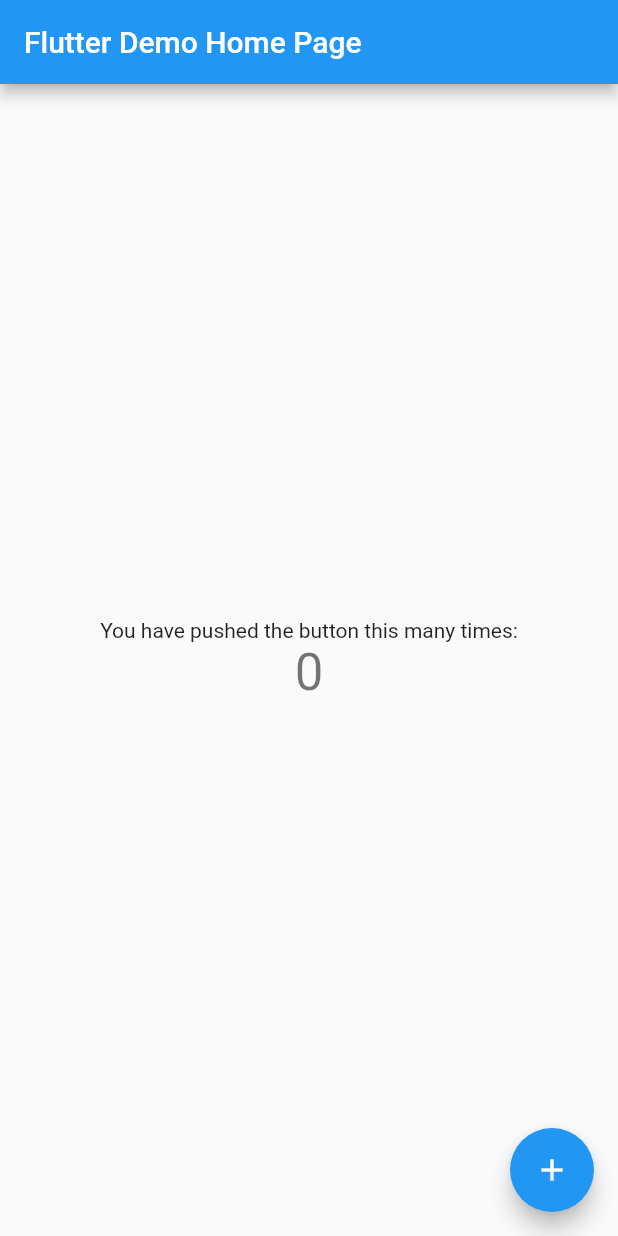
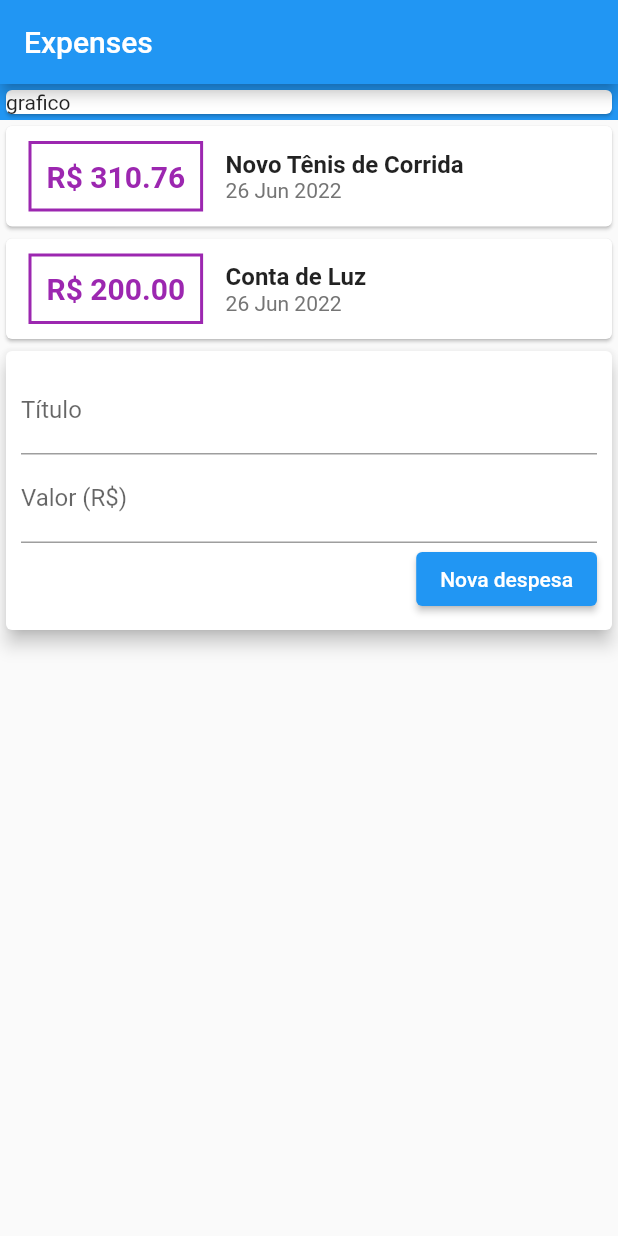
Before and after one commit to bycampilongo/expenses, a Flutter app: the screen it shows after launch, on a phone screen of 412 x 824 dp. Run offline on Flutter 3.47's test engine with Material 2 defaults, Android fonts, the phone set to English and light mode, and no system bars.

Commit message:
Transaction User

```diff
--- /dev/null
+++ b/lib/components/transaction_form.dart
@@ -0,0 +1,36 @@
+import 'package:flutter/material.dart';
+
+class TransactionForm extends StatelessWidget {
+  final titleController = TextEditingController();
+  final valueController = TextEditingController();
+
+  @override
+  Widget build(BuildContext context) {
+    return Card(
+      elevation: 5,
+      child: Padding(
+        padding: const EdgeInsets.all(10),
+        child: Column(children: [
+          TextField(
+            decoration: InputDecoration(labelText: 'Título'),
+            controller: titleController,
+          ),
+          TextField(
+            decoration: InputDecoration(labelText: 'Valor (R\$)'),
+            controller: valueController,
+          ),
+          Row(
+            mainAxisAlignment: MainAxisAlignment.end,
+            children: [
+              ElevatedButton(
+                  onPressed: () {
+                    debugPrint('title: ${titleController.text}');
+                  },
+                  child: Text('Nova despesa')),
+            ],
+          )
+        ]),
+      ),
+    );
+  }
+}
--- /dev/null
+++ b/lib/components/transaction_list.dart
@@ -0,0 +1,62 @@
+import 'package:flutter/material.dart';
+import '../models/transaction.dart';
+import 'package:intl/intl.dart';
+
+class TransactionList extends StatelessWidget {
+  final List transactions;
+
+  TransactionList({required this.transactions});
+
+  @override
+  Widget build(BuildContext context) {
+    return Column(
+      children: transactions.map((tr) {
+        return Card(
+          child: Row(
+            children: [
+              Container(
+                margin: const EdgeInsets.symmetric(
+                  horizontal: 15,
+                  vertical: 10,
+                ),
+                decoration: BoxDecoration(
+                  border: Border.all(
+                    color: Colors.purple,
+                    width: 2,
+                  ),
+                ),
+                padding: EdgeInsets.all(10),
+                child: Text(
+                  "R\$ ${tr.value.toStringAsFixed(2)}",
+                  style: const TextStyle(
+                      fontWeight: FontWeight.bold,
+                      fontSize: 20,
+                      color: Colors.purple),
+                ),
+              ),
+              Column(
+                crossAxisAlignment: CrossAxisAlignment.start,
+                children: [
+                  Text(
+                    tr.title,
+                    style: const TextStyle(
+                      fontWeight: FontWeight.bold,
+                      fontSize: 16,
+                    ),
+                  ),
+                  Text(
+                    DateFormat('d MMM y').format(tr.date),
+                    style: TextStyle(
+                      color: Colors.grey[600],
+                      fontSize: 14,
+                    ),
+                  ),
+                ],
+              ),
+            ],
+          ),
+        );
+      }).toList(),
+    );
+  }
+}
--- /dev/null
+++ b/lib/components/transaction_user.dart
@@ -0,0 +1,51 @@
+import 'dart:math';
+
+import 'package:flutter/material.dart';
+import 'transaction_form.dart';
+import 'transaction_list.dart';
+import '../models/transaction.dart';
+
+class TransactionUser extends StatefulWidget {
+  @override
+  State<TransactionUser> createState() => _TransactionUserState();
+}
+
+class _TransactionUserState extends State<TransactionUser> {
+  final _transactions = [
+    Transaction(
+      id: 't1',
+      title: 'Novo Tênis de Corrida',
+      value: 310.76,
+      date: DateTime.now(),
+    ),
+    Transaction(
+      id: 't2',
+      title: 'Conta de Luz',
+      value: 200.00,
+      date: DateTime.now(),
+    ),
+  ];
+
+  _adTransaction(String title, double value) {
+    final newTransaction = Transaction(
+      id: Random().nextDouble().toString(),
+      title: title,
+      value: value,
+      date: DateTime.now(),
+    );
+
+    setState(() {
+      _transactions.add(newTransaction);
+    });
+  }
+
+  @override
+  Widget build(BuildContext context) {
+    return Column(
+      children: [
+        TransactionList(transactions: _transactions),
+        TransactionForm(),
+      ],
+    );
+  }
+}
--- a/lib/main.dart
+++ b/lib/main.dart
@@ -1,115 +1,36 @@
+import 'package:expenses/components/transaction_user.dart';
 import 'package:flutter/material.dart';
 
-void main() {
-  runApp(const MyApp());
-}
+void main() => runApp(ExpensesApp());
 
-class MyApp extends StatelessWidget {
-  const MyApp({Key? key}) : super(key: key);
-
-  // This widget is the root of your application.
+class ExpensesApp extends StatelessWidget {
   @override
   Widget build(BuildContext context) {
     return MaterialApp(
-      title: 'Flutter Demo',
-      theme: ThemeData(
-        // This is the theme of your application.
-        //
-        // Try running your application with "flutter run". You'll see the
-        // application has a blue toolbar. Then, without quitting the app, try
-        // changing the primarySwatch below to Colors.green and then invoke
-        // "hot reload" (press "r" in the console where you ran "flutter run",
-        // or simply save your changes to "hot reload" in a Flutter IDE).
-        // Notice that the counter didn't reset back to zero; the application
-        // is not restarted.
-        primarySwatch: Colors.blue,
-      ),
-      home: const MyHomePage(title: 'Flutter Demo Home Page'),
+      home: MyHomePage(),
     );
   }
 }
 
-class MyHomePage extends StatefulWidget {
-  const MyHomePage({Key? key, required this.title}) : super(key: key);
-
-  // This widget is the home page of your application. It is stateful, meaning
-  // that it has a State object (defined below) that contains fields that affect
-  // how it looks.
-
-  // This class is the configuration for the state. It holds the values (in this
-  // case the title) provided by the parent (in this case the App widget) and
-  // used by the build method of the State. Fields in a Widget subclass are
-  // always marked "final".
-
-  final String title;
-
-  @override
-  State<MyHomePage> createState() => _MyHomePageState();
-}
-
-class _MyHomePageState extends State<MyHomePage> {
-  int _counter = 0;
-
-  void _incrementCounter() {
-    setState(() {
-      // This call to setState tells the Flutter framework that something has
-      // changed in this State, which causes it to rerun the build method below
-      // so that the display can reflect the updated values. If we changed
-      // _counter without calling setState(), then the build method would not be
-      // called again, and so nothing would appear to happen.
-      _counter++;
-    });
-  }
-
+class MyHomePage extends StatelessWidget {
   @override
   Widget build(BuildContext context) {
-    // This method is rerun every time setState is called, for instance as done
-    // by the _incrementCounter method above.
-    //
-    // The Flutter framework has been optimized to make rerunning build methods
-    // fast, so that you can just rebuild anything that needs updating rather
-    // than having to individually change instances of widgets.
     return Scaffold(
       appBar: AppBar(
-        // Here we take the value from the MyHomePage object that was created by
-        // the App.build method, and use it to set our appbar title.
-        title: Text(widget.title),
+        title: const Text('Expenses'),
       ),
-      body: Center(
-        // Center is a layout widget. It takes a single child and positions it
-        // in the middle of the parent.
-        child: Column(
-          // Column is also a layout widget. It takes a list of children and
-          // arranges them vertically. By default, it sizes itself to fit its
-          // children horizontally, and tries to be as tall as its parent.
-          //
-          // Invoke "debug painting" (press "p" in the console, choose the
-          // "Toggle Debug Paint" action from the Flutter Inspector in Android
-          // Studio, or the "Toggle Debug Paint" command in Visual Studio Code)
-          // to see the wireframe for each widget.
-          //
-          // Column has various properties to control how it sizes itself and
-          // how it positions its children. Here we use mainAxisAlignment to
-          // center the children vertically; the main axis here is the vertical
-          // axis because Columns are vertical (the cross axis would be
-          // horizontal).
-          mainAxisAlignment: MainAxisAlignment.center,
-          children: <Widget>[
-            const Text(
-              'You have pushed the button this many times:',
+      body: Column(
+        crossAxisAlignment: CrossAxisAlignment.stretch,
+        children: [
+          Container(
+            color: Colors.blue,
+            child: Card(
+              child: Text('grafico'),
             ),
-            Text(
-              '$_counter',
-              style: Theme.of(context).textTheme.headline4,
-            ),
-          ],
-        ),
+          ),
+          TransactionUser(),
+        ],
       ),
-      floatingActionButton: FloatingActionButton(
-        onPressed: _incrementCounter,
-        tooltip: 'Increment',
-        child: const Icon(Icons.add),
-      ), // This trailing comma makes auto-formatting nicer for build methods.
     );
   }
 }
--- /dev/null
+++ b/lib/models/transaction.dart
@@ -0,0 +1,11 @@
+class Transaction {
+  final String id, title;
+  final double value;
+  final DateTime date;
+
+  Transaction(
+      {required this.id,
+      required this.title,
+      required this.value,
+      required this.date});
+}
--- a/pubspec.yaml
+++ b/pubspec.yaml
@@ -38,6 +38,9 @@ dependencies:
 dev_dependencies:
   flutter_test:
     sdk: flutter
+  flutter_localizations:
+    sdk: flutter
+  intl: ^0.17.0
 
   # The "flutter_lints" package below contains a set of recommended lints to
   # encourage good coding practices. The lint set provided by the package is
```
Also changed, not shown: pubspec.lock, 1 other file.
